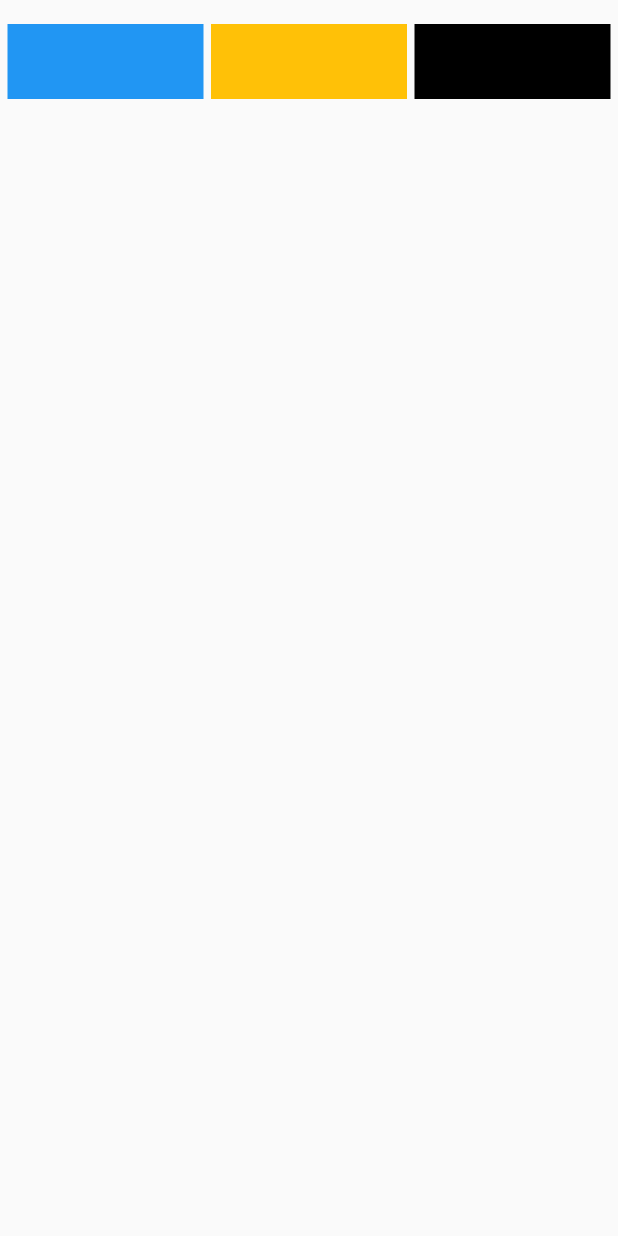
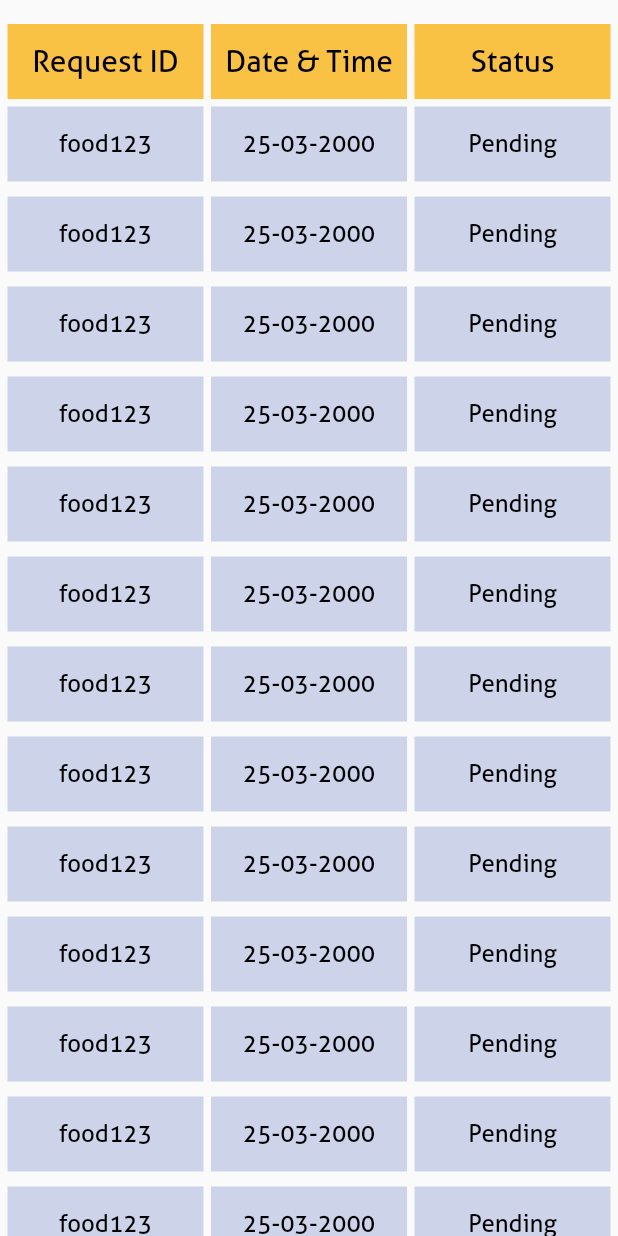
Before and after one commit to Tanvirul-swe/Anun-partner, a Flutter app: the RequestList screen opened directly, on a phone screen of 412 x 824 dp. Run offline on Flutter 3.47's test engine with Material 2 defaults, Android fonts, the phone set to English and light mode, and no system bars; our stand-ins replace flutter_switch, numberpicker.

```diff
--- a/lib/screen/request_to_change.dart
+++ b/lib/screen/request_to_change.dart
@@ -158,7 +158,8 @@ class RequestList extends StatelessWidget {
   @override
   Widget build(BuildContext context) {
     return Scaffold(
-        body: Column(
+        body: SingleChildScrollView(
+      child: Column(
         children: [
           Padding(padding: EdgeInsets.all(8)),
           Row(
@@ -169,8 +170,16 @@ class RequestList extends StatelessWidget {
               Flexible(
                 flex: 1,
                 child: Container(
+                  child: const Center(
+                      child: Text(
+                    'Request ID',
+                    style: TextStyle(
+                        color: Colors.black,
+                        fontFamily: 'Allerta',
+                        fontSize: 20),
+                  )),
                   height: 50,
-                color: Colors.blue,
+                  color: green,
                 ),
               ),
               SizedBox(
@@ -180,7 +189,15 @@ class RequestList extends StatelessWidget {
                 flex: 1,
                 child: Container(
                   height: 50,
-                color: Colors.amber,
+                  color: green,
+                  child: const Center(
+                      child: Text(
+                    'Date & Time',
+                    style: TextStyle(
+                        color: Colors.black,
+                        fontFamily: 'Allerta',
+                        fontSize: 20),
+                  )),
                 ),
               ),
               SizedBox(
@@ -190,15 +207,99 @@ class RequestList extends StatelessWidget {
                 flex: 1,
                 child: Container(
                   height: 50,
+                  color: green,
+                  child: const Center(
+                      child: Text(
+                    'Status',
+                    style: TextStyle(
                         color: Colors.black,
+                        fontFamily: 'Allerta',
+                        fontSize: 20),
+                  )),
                 ),
               ),
               SizedBox(
                 width: 5,
               ),
             ],
+          ),
+          ListView.builder(
+              itemCount: 100,
+              physics: const NeverScrollableScrollPhysics(),
+              shrinkWrap: true,
+              itemBuilder: (BuildContext context, int index) {
+                return Column(
+                  children: [
+                    SizedBox(height: 5,),
+                    Row(
+                      children: [
+                        SizedBox(
+                          width: 5,
+                        ),
+                        Flexible(
+                          flex: 1,
+                          child: Container(
+                            child: const Center(
+                                child: Text(
+                              'food123',
+                              style: TextStyle(
+                                  color: Colors.black,
+                                  fontFamily: 'Allerta',
+                                  fontSize: 16),
+                            )),
+                            height: 50,
+                            color: Color(0xFFCDD4EA),
+                          ),
+                        ),
+                        SizedBox(
+                          width: 5,
+                        ),
+                        Flexible(
+                          flex: 1,
+                          child: Container(
+                            height: 50,
+                            color: Color(0xFFCDD4EA),
+                            child: const Center(
+                                child: Text(
+                              '25-03-2000',
+                              style: TextStyle(
+                                  color: Colors.black,
+                                  fontFamily: 'Allerta',
+                                  fontSize: 16),
+                            )),
+                          ),
+                        ),
+                        SizedBox(
+                          width: 5,
+                        ),
+                        Flexible(
+                          flex: 1,
+                          child: Container(
+                            height: 50,
+                            color: Color(0xFFCDD4EA),
+                            child: const Center(
+                                child: Text(
+                              'Pending',
+                              style: TextStyle(
+                                  color: Colors.black,
+                                  fontFamily: 'Allerta',
+                                  fontSize: 16),
+                            )),
+                          ),
+                        ),
+                        SizedBox(
+                          width: 5,
+                        ),
+                      ],
+                    ),
+                    SizedBox(
+                      height: 5,
                     )
                   ],
+                );
+              })
+        ],
+      ),
     ));
   }
 }
--- a/pubspec.yaml
+++ b/pubspec.yaml
@@ -56,6 +56,7 @@ flutter:
   # To add assets to your application, add an assets section, like this:
   assets:
     - Assets/
+    - Assets/Icons/
   #   - images/a_dot_ham.jpeg
 
   # An image asset can refer to one or more resolution-specific "variants", see
```
Also changed, not shown: lib/CustomWidgets/custom_drawer.dart (+15 -7 lines), lib/screen/voucher.dart (added, +273 -0 lines), Assets/Icons/chat.png (added), Assets/Icons/coupon.png (added), Assets/Icons/menucontrol.png (added), Assets/Icons/order.png (added), Assets/Icons/performance.png (added), Assets/Icons/reating.png (added), Assets/Icons/request.png (added), Assets/Icons/tutorial.png (added), pubspec.lock. Lines whose indentation alone changed are shown as unchanged.
